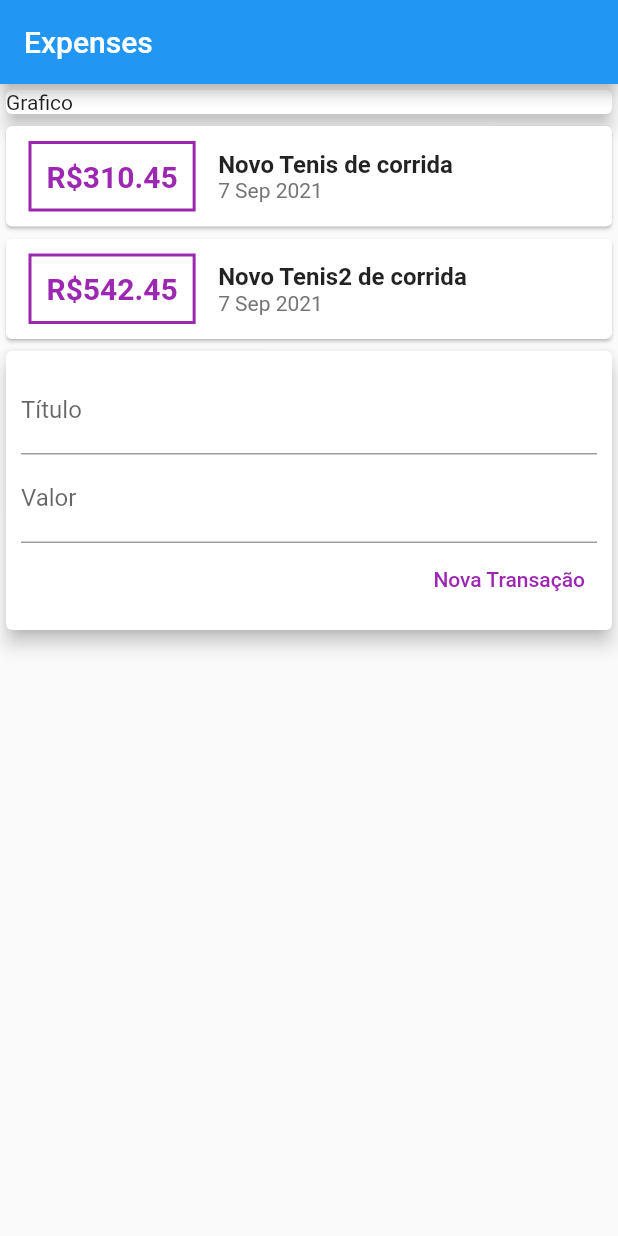
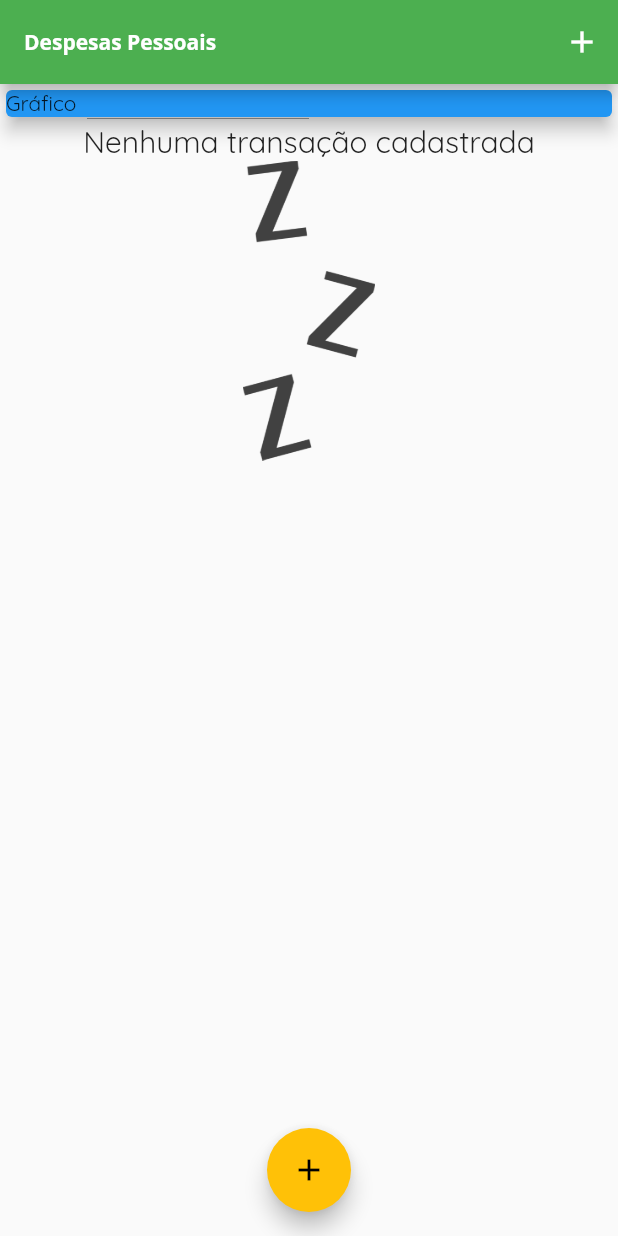
Before and after one commit to luiscastrodev/expenses, a Flutter app: the screen it shows after launch, on a phone screen of 412 x 824 dp. Run offline on Flutter 3.47's test engine with Material 2 defaults, Android fonts, the phone set to English and light mode, and no system bars.

Commit message:
segundo commit

```diff
--- /dev/null
+++ b/lib/components/transacation_list.dart
@@ -0,0 +1,83 @@
+import 'package:flutter/material.dart';
+import '../models/transaction.dart';
+import 'package:intl/intl.dart';
+
+class TransactionList extends StatelessWidget {
+  final List<Transaction> transactions;
+
+  TransactionList(this.transactions);
+
+  @override
+  Widget build(BuildContext context) {
+    return Container(
+      height: 300,
+      child: transactions.isEmpty
+          ? Column(
+              children: [
+                Text(
+                  'Nenhuma transação cadastrada',
+                  style: Theme.of(context).textTheme.headline6,
+                ),
+                Container(
+                  height: 200,
+                  child: Image.asset(
+                    'assets/images/waiting.png',
+                    fit: BoxFit.cover,
+                  ),
+                )
+              ],
+            )
+          : ListView.builder(
+              itemCount: transactions.length,
+              itemBuilder: (ctx, index) {
+                final tr = transactions[index];
+                return Card(
+                  child: Row(
+                    children: <Widget>[
+                      Container(
+                        margin: EdgeInsets.symmetric(
+                          horizontal: 15,
+                          vertical: 10,
+                        ),
+                        decoration: BoxDecoration(
+                          border: Border.all(
+                            color: Theme.of(context).primaryColor,
+                            width: 2,
+                          ),
+                        ),
+                        padding: EdgeInsets.all(10),
+                        child: Text(
+                          'R\$ ${tr.value.toStringAsFixed(2)}',
+                          style: TextStyle(
+                            fontWeight: FontWeight.bold,
+                            fontSize: 20,
+                            color: Theme.of(context).primaryColor,
+                          ),
+                        ),
+                      ),
+                      Column(
+                        crossAxisAlignment: CrossAxisAlignment.start,
+                        children: <Widget>[
+                          Text(
+                            tr.title,
+                            style: TextStyle(
+                              fontSize: 16,
+                              fontWeight: FontWeight.bold,
+                            ),
+                          ),
+                          Text(
+                            DateFormat('d MMM y').format(tr.date),
+                            style: TextStyle(
+                              color: Colors.grey[600],
+                            ),
+                          ),
+                        ],
+                      ),
+                    ],
+                  ),
+                );
+              },
+            ),
+    );
+  }
+}
--- a/lib/main.dart
+++ b/lib/main.dart
@@ -1,135 +1,109 @@
-import 'package:expenses/models/transaction.dart';
 import 'package:flutter/material.dart';
-import 'package:flutter/widgets.dart';
-import 'package:intl/intl.dart';
 
-main() {
-  runApp(ExpensesApp());
-}
+import 'dart:math';
+import './components/transaction_form.dart';
+import 'components/transacation_list.dart';
+import 'models/transaction.dart';
+
+main() => runApp(ExpensesApp());
 
 class ExpensesApp extends StatelessWidget {
   @override
   Widget build(BuildContext context) {
     return MaterialApp(
       home: MyHomePage(),
+      theme: ThemeData(
+        primarySwatch: Colors.green,
+        accentColor: Colors.amber,
+        fontFamily: 'Quicksand',
+        appBarTheme: AppBarTheme(
+          textTheme: ThemeData.light().textTheme.copyWith(
+                headline6: TextStyle(
+                    fontFamily: 'OpenSans', fontWeight: FontWeight.w700),
+              ),
+        ),
+      ),
     );
   }
 }
 
-class MyHomePage extends StatelessWidget {
-  final titleController = TextEditingController();
-  final valueController = TextEditingController();
+class MyHomePage extends StatefulWidget {
+  @override
+  _MyHomePageState createState() => _MyHomePageState();
+}
 
-  final _transactions = [
-    Transaction(
+class _MyHomePageState extends State<MyHomePage> {
+  final List<Transaction> _transactions = [
+    /*Transaction(
       id: 't1',
-        title: 'Novo Tenis de corrida',
-        value: 310.45,
-        date: DateTime.now()),
+      title: 'Novo Tênis de Corrida',
+      value: 310.76,
+      date: DateTime.now(),
+    ),
     Transaction(
       id: 't2',
-        title: 'Novo Tenis2 de corrida',
-        value: 542.45,
-        date: DateTime.now()),
+      title: 'Conta de Luz',
+      value: 211.30,
+      date: DateTime.now(),
+    ),*/
   ];
+
+  _addTransaction(String title, double value) {
+    final newTransaction = Transaction(
+      id: Random().nextDouble().toString(),
+      title: title,
+      value: value,
+      date: DateTime.now(),
+    );
+
+    setState(() {
+      _transactions.add(newTransaction);
+    });
+    Navigator.of(context).pop();
+  }
+
+  _openTransactionFormModal(BuildContext context) {
+    showModalBottomSheet(
+      context: context,
+      builder: (_) {
+        return TransactionForm(_addTransaction);
+      },
+    );
+  }
+
   @override
   Widget build(BuildContext context) {
     return Scaffold(
       appBar: AppBar(
-        title: Text('Expenses'),
-      ),
-      body: Column(
-        crossAxisAlignment: CrossAxisAlignment.stretch,
-        children: [
-          Card(
-            child: Text('Grafico'),
-            elevation: 5,
-          ),
-          Column(
-            children: _transactions.map((tr) {
-              return Card(
-                child: Row(
-                  children: [
-                    Container(
-                      margin: EdgeInsets.symmetric(
-                        horizontal: 15,
-                        vertical: 10,
-                      ),
-                      decoration: BoxDecoration(
-                        border: Border.all(
-                          color: Colors.purple,
-                          width: 2,
-                        ),
-                      ),
-                      padding: EdgeInsets.all(10),
-                      child: Text(
-                        'R\$${tr.value.toStringAsFixed(2)}',
-                        style: TextStyle(
-                            fontWeight: FontWeight.bold,
-                            fontSize: 20,
-                            color: Colors.purple),
-                      ),
-                    ),
-                    Column(
-                      crossAxisAlignment: CrossAxisAlignment.start,
-                      children: [
-                        Text(
-                          tr.title,
-                          style: TextStyle(
-                              fontSize: 16, fontWeight: FontWeight.bold),
-                        ),
-                        Text(
-                          DateFormat('d MMM y').format(tr.date),
-                          style: TextStyle(
-                            color: Colors.grey[600],
-                          ),
-                        )
-                      ],
+        title: Text('Despesas Pessoais'),
+        actions: <Widget>[
+          IconButton(
+            icon: Icon(Icons.add),
+            onPressed: () => _openTransactionFormModal(context),
           ),
         ],
       ),
-              );
-            }).toList(),
-          ),
-          Card(
+      body: SingleChildScrollView(
+        child: Column(
+          crossAxisAlignment: CrossAxisAlignment.stretch,
+          children: <Widget>[
+            Container(
+              width: double.infinity,
+              child: Card(
+                color: Colors.blue,
+                child: Text('Gráfico'),
                 elevation: 5,
-            child: Padding(
-              padding: const EdgeInsets.all(10),
-              child: Column(
-                children: [
-                  TextField(
-                    decoration: InputDecoration(
-                      labelText: 'Título',
-                    ),
-                    controller: titleController,
-                  ),
-                  TextField(
-                    decoration: InputDecoration(
-                      labelText: 'Valor',
-                    ),
-                    controller: valueController,
-                  ),
-                  Row(
-                    mainAxisAlignment: MainAxisAlignment.end,
-                    children: [
-                      TextButton(
-                        onPressed: () {
-                          print(titleController.text);
-                          print(valueController.text);
-                        },
-                        child: Text('Nova Transação'),
-                        style: TextButton.styleFrom(
-                          primary: Colors.purple,
               ),
             ),
-                    ],
-                  ),
+            TransactionList(_transactions),
           ],
         ),
       ),
-          )
-        ],
+      floatingActionButton: FloatingActionButton(
+        child: Icon(Icons.add),
+        onPressed: () => _openTransactionFormModal(context),
       ),
+      floatingActionButtonLocation: FloatingActionButtonLocation.centerFloat,
     );
   }
 }
```
Also changed, not shown: lib/components/transaction_form.dart (added, +68 -0 lines), pubspec.yaml (+13 -8 lines), assets/fonts/OpenSans-Bold.ttf (added), assets/fonts/OpenSans-Regular.ttf (added), assets/fonts/Quicksand-Bold.ttf (added), assets/fonts/Quicksand-Light.ttf (added), assets/fonts/Quicksand-Medium.ttf (added), assets/fonts/Quicksand-Regular.ttf (added), assets/images/waiting.png (added), 1 other file. Lines whose indentation alone changed are shown as unchanged.
